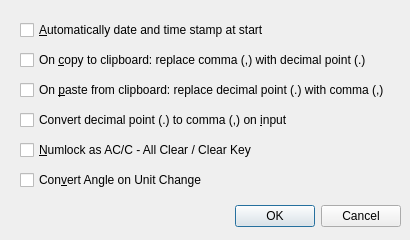
The window that vicalc/ui/options_dialog.ui (Kudaschov/ViCalc) describes before a commit, drawn with Qt 5.
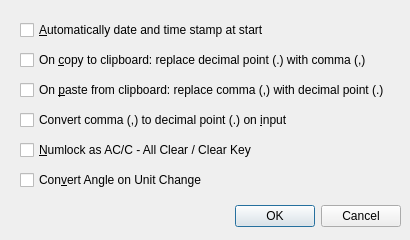
The same window after the commit.

Commit message: Decimal separator is point independent from locale settings

```diff
--- a/vicalc/ui/options_dialog.ui
+++ b/vicalc/ui/options_dialog.ui
@@ -52,7 +52,7 @@
     </rect>
    </property>
    <property name="text">
-    <string>On &amp;copy to clipboard: replace comma (,) with decimal point (.)</string>
+    <string>On &amp;copy to clipboard: replace decimal point (.) with comma (,)</string>
    </property>
   </widget>
   <widget class="QCheckBox" name="pasteCheckBox">
@@ -65,7 +65,7 @@
     </rect>
    </property>
    <property name="text">
-    <string>On &amp;paste from clipboard: replace decimal point (.) with comma (,)</string>
+    <string>On &amp;paste from clipboard: replace comma (,) with decimal point (.)</string>
    </property>
   </widget>
   <widget class="QCheckBox" name="inputReplacePointcheckBox">
@@ -78,7 +78,7 @@
     </rect>
    </property>
    <property name="text">
-    <string>Convert decimal point (.) to comma (,) on &amp;input</string>
+    <string>Convert comma (,) to decimal point (.) on &amp;input</string>
    </property>
   </widget>
   <widget class="QCheckBox" name="NumlockACcheckBox">
```
The commit also changes 9 other files.
